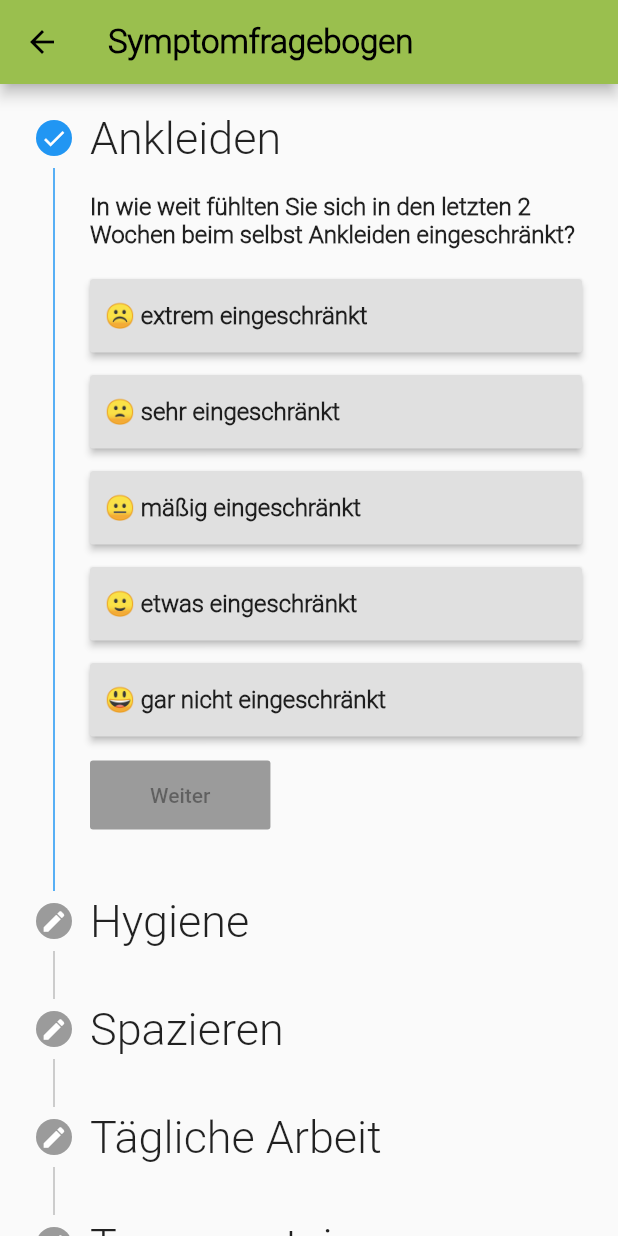
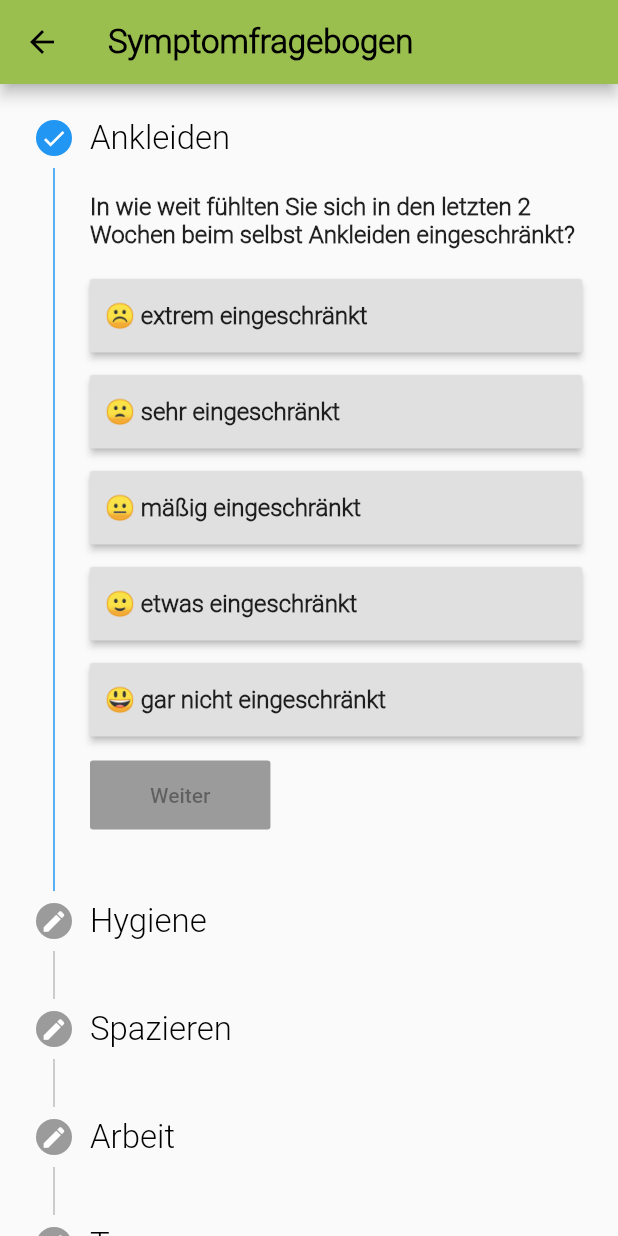
Before and after one commit to Linea-code/chf-app, a Flutter app: the WeeklyQuestSymptoms screen opened directly, on a phone screen of 412 x 824 dp. Run offline on Flutter 3.47's test engine with Material 2 defaults, Android fonts, the phone set to English and light mode, and no system bars; our stand-ins replace charts_flutter, flutter_spinkit, qr_flutter, shared_preferences; missing offline and left inert: flutter_sparkline, health; accounts and stored records are empty.

Commit message:
IOS Anpassungen

```diff
--- a/lib/medication/medication.dart
+++ b/lib/medication/medication.dart
@@ -58,7 +58,8 @@ class _MedicationState extends State<Medication> {
             child:
             ListTile(
               title: Text("Wie geht es Ihnen heute?"),
-              subtitle: Row(children: <Widget>[
+              subtitle: Column(
+                children: <Widget>[
                 RaisedButton(
                   color: Colors.lightGreen[200],
                   child: Text("\u{1F642} gut"),
--- a/lib/symptoms/weeklyquestsymptoms.dart
+++ b/lib/symptoms/weeklyquestsymptoms.dart
@@ -115,7 +115,7 @@ class _WeeklyQuestSymptomsState extends State<WeeklyQuestSymptoms> {
 List<Step> _mySteps(){
   List<Step> steps = [
     Step(
-      title: Text("Ankleiden"),
+      title: Text("Ankleiden", style: Theme.of(context).textTheme.headline5,),
       isActive: true,
       state: StepState.complete,
       content: Column(
@@ -152,7 +152,7 @@ List<Step> _mySteps(){
     Step(
       isActive: currentStep > 0,
       state: (currentStep > 0) ? StepState.complete : StepState.editing,
-      title: Text('Hygiene'),
+      title: Text('Hygiene', style: Theme.of(context).textTheme.headline5,),
       content: Column(
         children: <Widget>[
           Container(
@@ -187,7 +187,7 @@ List<Step> _mySteps(){
     Step(
       isActive: currentStep > 1,
       state: (currentStep > 1) ? StepState.complete : StepState.editing,
-      title: Text('Spazieren'),
+      title: Text('Spazieren', style: Theme.of(context).textTheme.headline5,),
       content: Column(
         children: <Widget>[
           Container(
@@ -222,7 +222,7 @@ List<Step> _mySteps(){
     Step(
       isActive: currentStep > 2,
       state: (currentStep > 2) ? StepState.complete : StepState.editing,
-      title: Text('Tägliche Arbeit'),
+      title: Text('Arbeit', style: Theme.of(context).textTheme.headline5,),
       content: Column(
         children: <Widget>[
           Container(
@@ -257,7 +257,7 @@ List<Step> _mySteps(){
     Step(
       isActive: currentStep > 3,
       state: (currentStep > 3) ? StepState.complete : StepState.editing,
-      title: Text('Treppen steigen'),
+      title: Text('Treppen', style: Theme.of(context).textTheme.headline5,),
       content: Column(
         children: <Widget>[
           Container(
@@ -292,7 +292,7 @@ List<Step> _mySteps(){
     Step(
       isActive: currentStep > 4,
       state: (currentStep > 4) ? StepState.complete : StepState.editing,
-      title: Text('Schnelles Gehen'),
+      title: Text('Gehen' , style: Theme.of(context).textTheme.headline5,),
       content: Column(
         children: <Widget>[
           Container(
@@ -329,7 +329,7 @@ List<Step> _mySteps(){
     Step(
       isActive: currentStep > 5,
       state: (currentStep > 5) ? StepState.complete : StepState.editing,
-      title: Text('Symptome'),
+      title: Text('Symptome', style: Theme.of(context).textTheme.headline5,),
       content: Column(
         children: <Widget>[
           Container(
@@ -370,7 +370,7 @@ List<Step> _mySteps(){
     Step(
       isActive: currentStep > 6,
       state: (currentStep > 6) ? StepState.complete : StepState.editing,
-      title: Text('Schwellungen - 1'),
+      title: Text('Schwellungen-1', style: Theme.of(context).textTheme.headline5,),
       content: Column(
         children: <Widget>[
           Container(
@@ -405,7 +405,7 @@ List<Step> _mySteps(){
     Step(
       isActive: currentStep > 7,
       state: (currentStep > 7) ? StepState.complete : StepState.editing,
-      title: Text('Schwellungen - 2'),
+      title: Text('Schwellungen-2', style: Theme.of(context).textTheme.headline5,),
       content: Column(
         children: <Widget>[
           Container(
@@ -444,7 +444,7 @@ List<Step> _mySteps(){
     Step(
       isActive: currentStep > 8,
       state: (currentStep > 8) ? StepState.complete : StepState.editing,
-      title: Text('Schlappheit - 1'),
+      title: Text('Schlappheit-1', style: Theme.of(context).textTheme.headline5,),
       content: Column(
         children: <Widget>[
           Container(
@@ -484,7 +484,7 @@ List<Step> _mySteps(){
     Step(
       isActive: currentStep > 9,
       state: (currentStep > 9) ? StepState.complete : StepState.editing,
-      title: Text('Müdigkeit - 2'),
+      title: Text('Müdigkeit-2', style: Theme.of(context).textTheme.headline5,),
       content: Column(
         children: <Widget>[
           Container(
@@ -523,7 +523,7 @@ List<Step> _mySteps(){
     Step(
       isActive: currentStep > 10,
       state: (currentStep > 10) ? StepState.complete : StepState.editing,
-      title: Text('Atemnot - 1'),
+      title: Text('Atemnot-1', style: Theme.of(context).textTheme.headline5,),
       content: Column(
         children: <Widget>[
           Container(
@@ -563,7 +563,7 @@ List<Step> _mySteps(){
     Step(
       isActive: currentStep > 11,
       state: (currentStep > 11) ? StepState.complete : StepState.editing,
-      title: Text('Atemnot - 2'),
+      title: Text('Atemnot-2', style: Theme.of(context).textTheme.headline5,),
       content: Column(
         children: <Widget>[
           Container(
@@ -602,7 +602,7 @@ List<Step> _mySteps(){
     Step(
       isActive: currentStep > 12,
       state: (currentStep > 12) ? StepState.complete : StepState.editing,
-      title: Text('Atemnot - 3'),
+      title: Text('Atemnot-3', style: Theme.of(context).textTheme.headline5,),
       content: Column(
         children: <Widget>[
           Container(
@@ -637,7 +637,7 @@ List<Step> _mySteps(){
     Step(
       isActive: currentStep > 13,
       state: (currentStep > 13) ? StepState.complete : StepState.editing,
-      title: Text('Versorgung'),
+      title: Text('Versorgung', style: Theme.of(context).textTheme.headline5,),
       content: Column(
         children: <Widget>[
           Container(
@@ -673,7 +673,7 @@ List<Step> _mySteps(){
     Step(
       isActive: currentStep > 14,
       state: (currentStep > 14) ? StepState.complete : StepState.editing,
-      title: Text('Verständnis'),
+      title: Text('Verständnis', style: Theme.of(context).textTheme.headline5,),
       content: Column(
         children: <Widget>[
           Container(
@@ -708,7 +708,7 @@ List<Step> _mySteps(){
     Step(
       isActive: currentStep > 15,
       state: (currentStep > 15) ? StepState.complete : StepState.editing,
-      title: Text('Hindernis'),
+      title: Text('Hindernis', style: Theme.of(context).textTheme.headline5,),
       content: Column(
         children: <Widget>[
           Container(
@@ -748,7 +748,7 @@ List<Step> _mySteps(){
     Step(
       isActive: currentStep > 16,
       state: (currentStep > 16) ? StepState.complete : StepState.editing,
-      title: Text('Befinden - 1'),
+      title: Text('Befinden-1', style: Theme.of(context).textTheme.headline5,),
       content: Column(
         children: <Widget>[
           Container(
@@ -788,7 +788,7 @@ List<Step> _mySteps(){
     Step(
       isActive: currentStep > 17,
       state: (currentStep > 17) ? StepState.complete : StepState.editing,
-      title: Text('Befinden - 2'),
+      title: Text('Befinden-2', style: Theme.of(context).textTheme.headline5,),
       content: Column(
         children: <Widget>[
           Container(
@@ -823,7 +823,7 @@ List<Step> _mySteps(){
     Step(
       isActive: currentStep > 18,
       state: (currentStep > 18) ? StepState.complete : StepState.editing,
-      title: Text('Hobbys'),
+      title: Text('Hobbys', style: Theme.of(context).textTheme.headline5,),
       content: Column(
         children: <Widget>[
           Container(
@@ -863,7 +863,7 @@ List<Step> _mySteps(){
     Step(
       isActive: currentStep > 19,
       state: (currentStep > 19) ? StepState.complete : StepState.editing,
-      title: Text('Arbeiten'),
+      title: Text('Arbeiten', style: Theme.of(context).textTheme.headline5,),
       content: Column(
         children: <Widget>[
           Container(
@@ -903,7 +903,7 @@ List<Step> _mySteps(){
     Step(
       isActive: currentStep > 20,
       state: (currentStep > 20) ? StepState.complete : StepState.editing,
-      title: Text('Familie/Freunde'),
+      title: Text('Familie', style: Theme.of(context).textTheme.headline5,),
       content: Column(
         children: <Widget>[
           Container(
@@ -943,7 +943,7 @@ List<Step> _mySteps(){
     Step(
       isActive: currentStep > 21,
       state: (currentStep > 21) ? StepState.complete : StepState.editing,
-      title: Text('Sexuelle Aktivität'),
+      title: Text('Aktivität', style: Theme.of(context).textTheme.headline5,),
       content: Column(
         children: <Widget>[
           Container(
--- a/pubspec.yaml
+++ b/pubspec.yaml
@@ -33,7 +33,6 @@ dependencies:
   flutter_sparkline: "^0.1.0"
   fl_chart: 0.9.4
   charts_flutter: 0.9.0
-  fit_kit: 1.1.1
   flutter_spinkit: ^4.1.2+1
   qr_flutter: ^3.2.0
   firebase_messaging: ^6.0.16
```
Also changed, not shown: lib/home/home.dart (+29 -7 lines), lib/symptoms/weeklyquesthealth.dart (+10 -10 lines), pubspec.lock.
